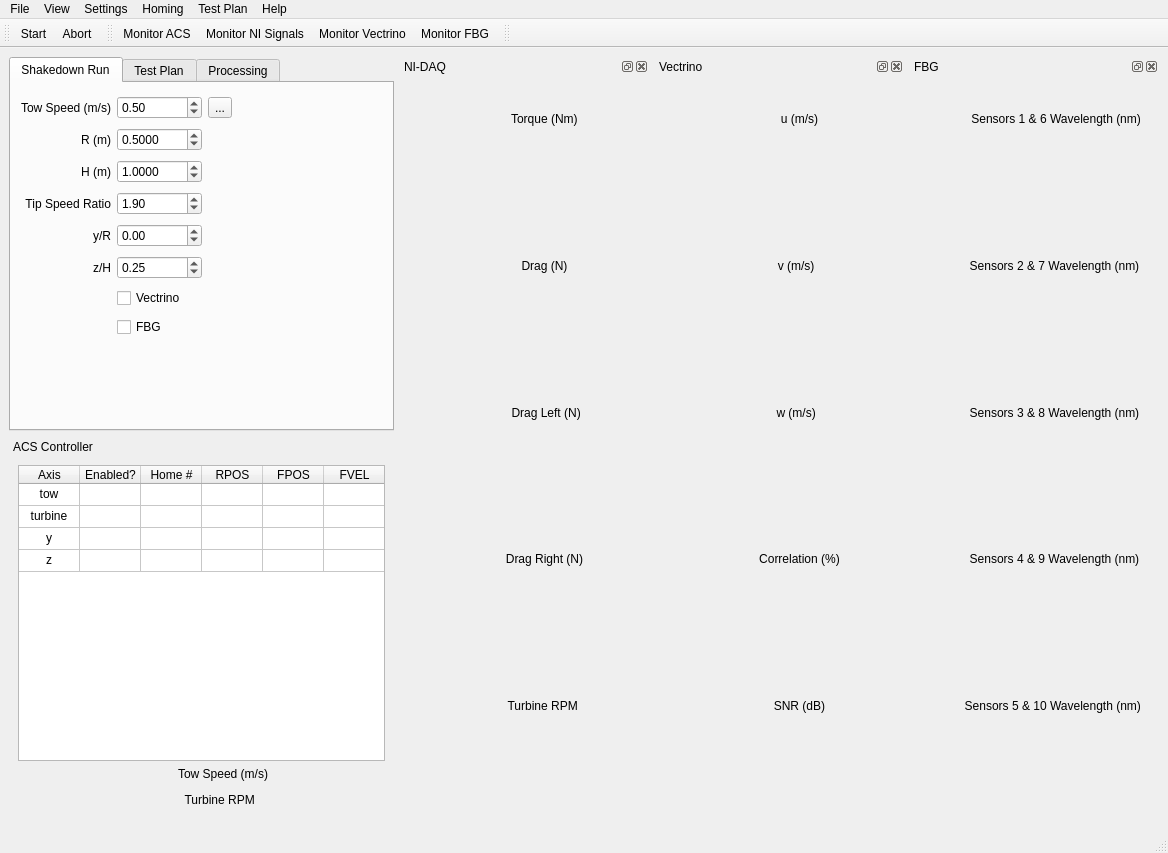
First picture: the form in gui/mainwindow.ui, repository petebachant/TurbineDAQ, before the edit.
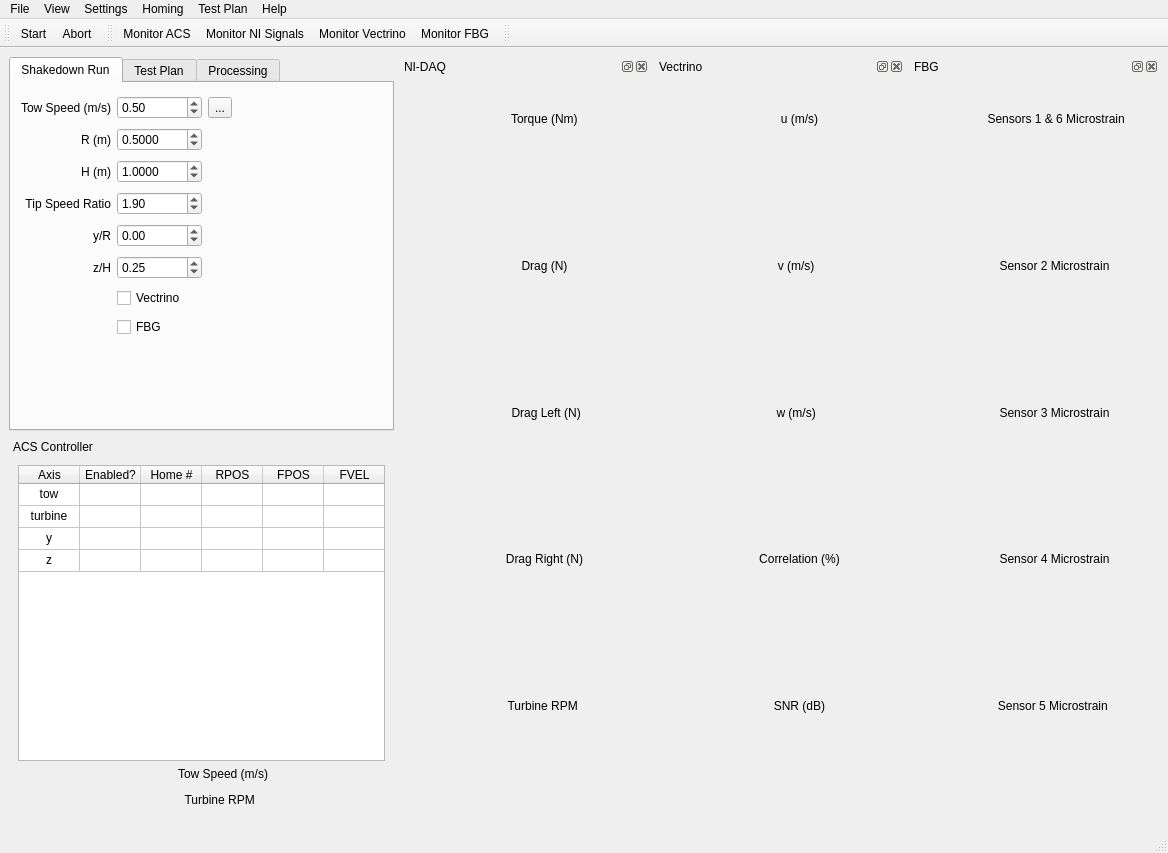
Second picture: the form after the edit. Icons and pictures are not drawn. Custom widgets are drawn as their Qt base class.

Commit message: Correct labels on FBG plots

```diff
--- a/gui/mainwindow.ui
+++ b/gui/mainwindow.ui
@@ -270,7 +270,7 @@
           <item>
            <widget class="QLabel" name="label_FBG_1">
             <property name="text">
-             <string>             Sensors 1 &amp; 6 Wavelength (nm)</string>
+             <string>             Sensors 1 &amp; 6 Microstrain</string>
             </property>
             <property name="alignment">
              <set>Qt::AlignCenter</set>
@@ -287,7 +287,7 @@
           <item>
            <widget class="QLabel" name="label_FBG_2">
             <property name="text">
-             <string>            Sensors 2 &amp; 7 Wavelength (nm)</string>
+             <string>            Sensor 2 Microstrain</string>
             </property>
             <property name="alignment">
              <set>Qt::AlignCenter</set>
@@ -304,7 +304,7 @@
           <item>
            <widget class="QLabel" name="label_FBG_3">
             <property name="text">
-             <string>            Sensors 3 &amp; 8 Wavelength (nm)</string>
+             <string>            Sensor 3 Microstrain</string>
             </property>
             <property name="alignment">
              <set>Qt::AlignCenter</set>
@@ -321,7 +321,7 @@
           <item>
            <widget class="QLabel" name="label_FBG_4">
             <property name="text">
-             <string>            Sensors 4 &amp; 9 Wavelength (nm)</string>
+             <string>            Sensor 4 Microstrain</string>
             </property>
             <property name="alignment">
              <set>Qt::AlignCenter</set>
@@ -338,7 +338,7 @@
           <item>
            <widget class="QLabel" name="label_FBG_5">
             <property name="text">
-             <string>           Sensors 5 &amp; 10 Wavelength (nm)</string>
+             <string>           Sensor 5 Microstrain</string>
             </property>
             <property name="alignment">
              <set>Qt::AlignCenter</set>
```
The commit also changes 2 other files.
